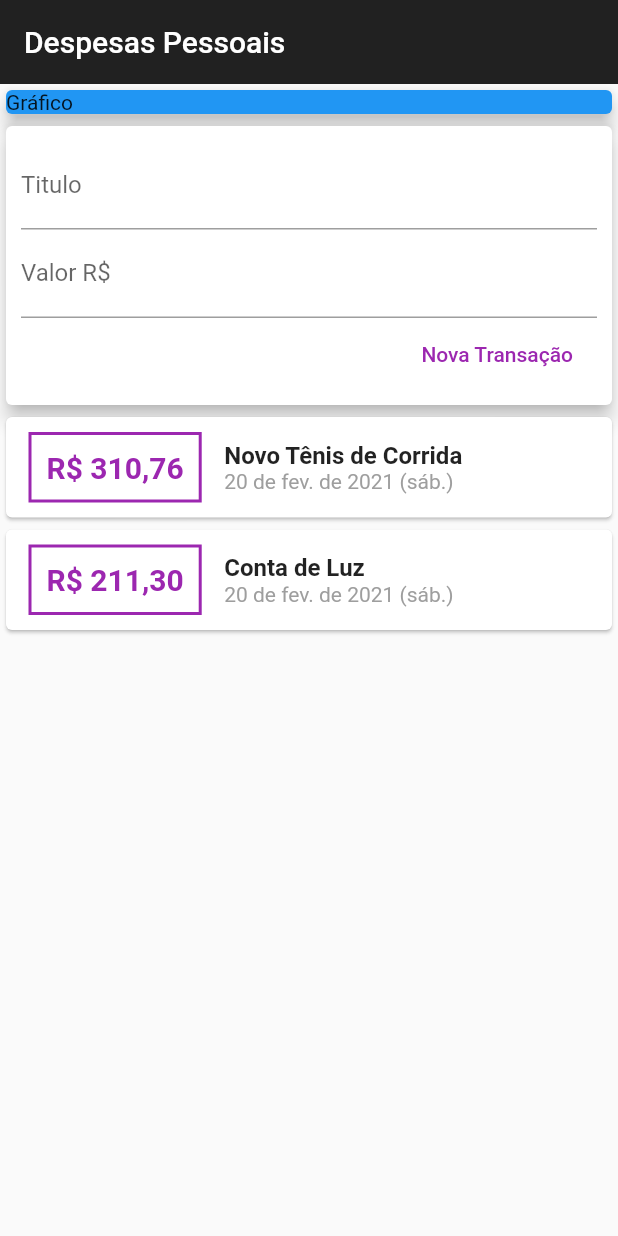
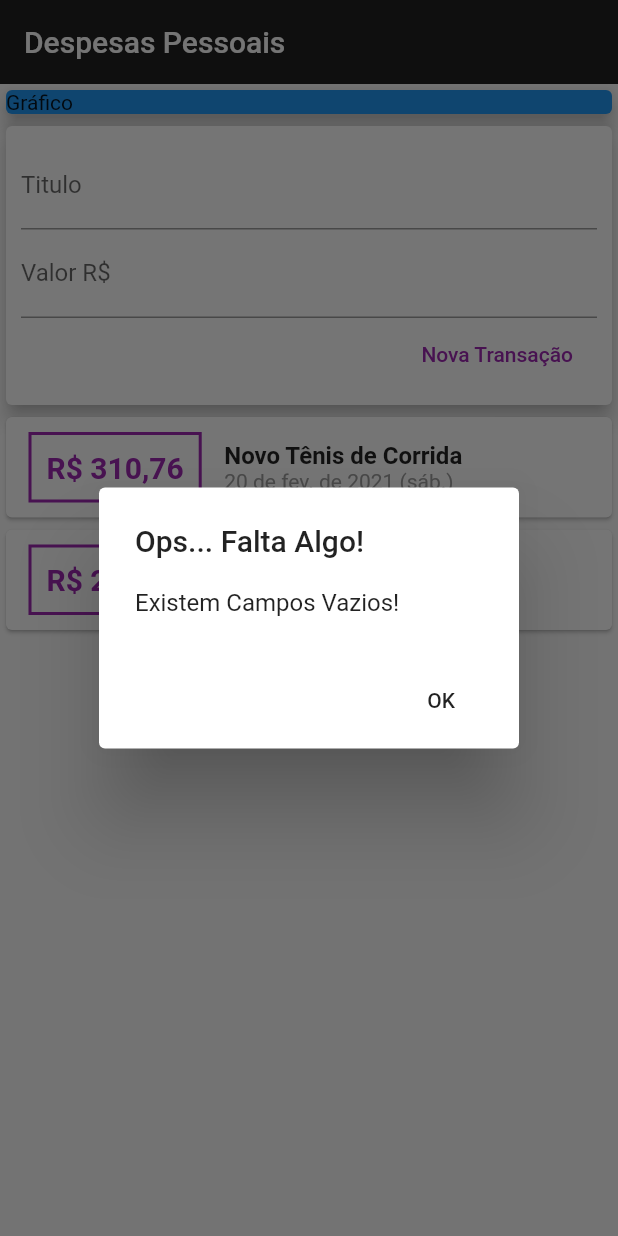
Before and after one commit to FabioLucassc/Despesas-Pessoais, a Flutter app: the screen it shows after launch, after a tap on "Nova Transação", on a phone screen of 412 x 824 dp. Run offline on Flutter 3.47's test engine with Material 2 defaults, Android fonts, the phone set to English and light mode, and no system bars.

Commit message:
Aviso de Campo Vazio

```diff
--- a/expenses/lib/components/transaction_form.dart
+++ b/expenses/lib/components/transaction_form.dart
@@ -8,21 +8,62 @@ class TransactionForm extends StatelessWidget {
 
   TransactionForm(this.onSubmit);
 
+  // _submitForm() {
+  //   final title = titleController.text;
+  //   final value = double.tryParse(valueController.text) ?? 0.0;
+
+  //   if (title.isEmpty || value <= 0) {
+  //     return;
+  //   } else {
+  //     onSubmit(title, value);
+  //   }
+  // }
+
+  @override
+  Widget build(BuildContext context) {
     _submitForm() {
       final title = titleController.text;
       final value = double.tryParse(valueController.text) ?? 0.0;
 
       if (title.isEmpty || value <= 0) {
+
+        return showDialog(
+
+            context: context,
+            builder: (BuildContext context) {
               return AlertDialog(
-        title: Text('Campos Vazios!'),
+                title: Text("Ops... Falta Algo!"),
+                content: Text("Existem Campos Vazios!"),
+                actions: <Widget>[
+                  new FlatButton(
+                    child: Text("OK"),
+                    onPressed: () => Navigator.pop(context),
+                  ),
+                ],
               );
+            });
       } else {
         onSubmit(title, value);
       }
     }
 
-  @override
-  Widget build(BuildContext context) {
+    // void showVoidField() {
+    //   showDialog(
+    //       context: context,
+    //       builder: (BuildContext context) {
+    //         return AlertDialog(
+    //           title: Text("My title"),
+    //           content: Text("This is my message."),
+    //           actions: <Widget>[
+    //             new FlatButton(
+    //               child: Text("OK"),
+    //               onPressed: () {return;},
+    //             ),
+    //           ],
+    //         );
+    //       });
+    // }
+
     return Card(
       elevation: 5,
       child: Padding(
```
Lines whose indentation alone changed are shown as unchanged.
